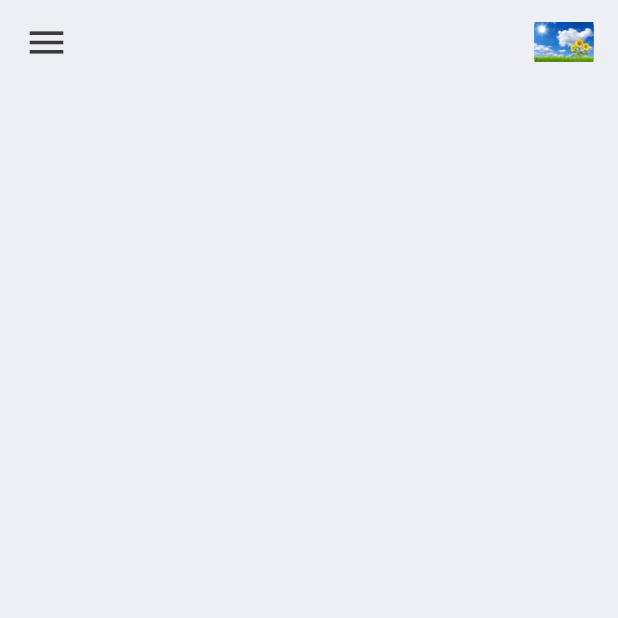
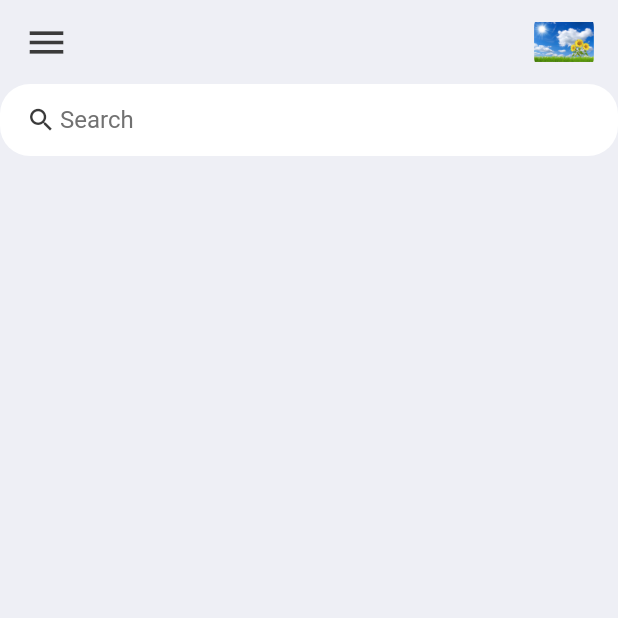
Before and after one commit to vantoc/flutter_todo_app, a Flutter app: the screen it shows after launch, on a phone screen of 412 x 824 dp, the top half of it. Run offline on Flutter 3.47's test engine with Material 2 defaults, Android fonts, the phone set to English and light mode, and no system bars.

Commit message:
Search bar

```diff
--- a/lib/screens/home.dart
+++ b/lib/screens/home.dart
@@ -10,7 +10,41 @@ class Home extends StatelessWidget {
       backgroundColor: tdBGColor,
       appBar: _buildAppBar(),
       body: Container(
-        child: Column(),
+        child: Column(
+          children: [
+            searchBox(),
+          ],
+        ),
+      ),
+    );
+  }
+
+  Widget searchBox() {
+    return Container(
+      padding: EdgeInsets.symmetric(horizontal: 15),
+      decoration: BoxDecoration(
+        color: Colors.white,
+        borderRadius: BorderRadius.circular(20),
+      ),
+      child: TextField(
+        decoration: InputDecoration(
+          contentPadding: EdgeInsets.all(0),
+          prefixIcon: Icon(
+            Icons.search,
+            color: tdBlack,
+            size: 20,
+          ),
+          // thay doi vi tri dau nhay sau icon
+          prefixIconConstraints: BoxConstraints(
+            maxHeight: 20,
+            minWidth: 25,
+          ),
+          border: InputBorder.none,
+          hintText: 'Search',
+          hintStyle: TextStyle(
+            color: tdGrey,
+          ),
+        ),
       ),
     );
   }
```
